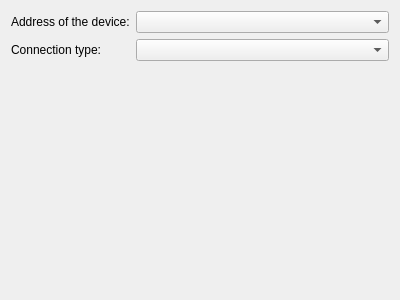
Before: the Qt Designer form lib/editor/ui/bt.ui in KDE/plasma-nm, drawn with Qt 5.
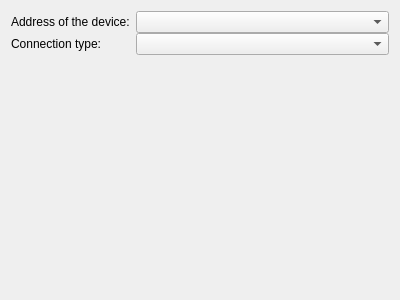
After: the same form once the commit is applied. Custom widgets are drawn as their Qt base class.

Commit message:
Add verticalSpacing property to QFormLayouts
This makes them not crash on instantiation, otherwise hitting an ASSERT
deep in Qt. (Which should be fixed, nevertheless.)

Patch:
```diff
--- a/lib/editor/ui/bt.ui
+++ b/lib/editor/ui/bt.ui
@@ -12,6 +12,9 @@
    </rect>
   </property>
   <layout class="QFormLayout" name="formLayout">
+    <property name="verticalSpacing">
+    <number>0</number>
+    </property>
    <item row="0" column="0">
     <widget class="QLabel" name="label">
      <property name="text">
```
The commit also changes 12 other files.
